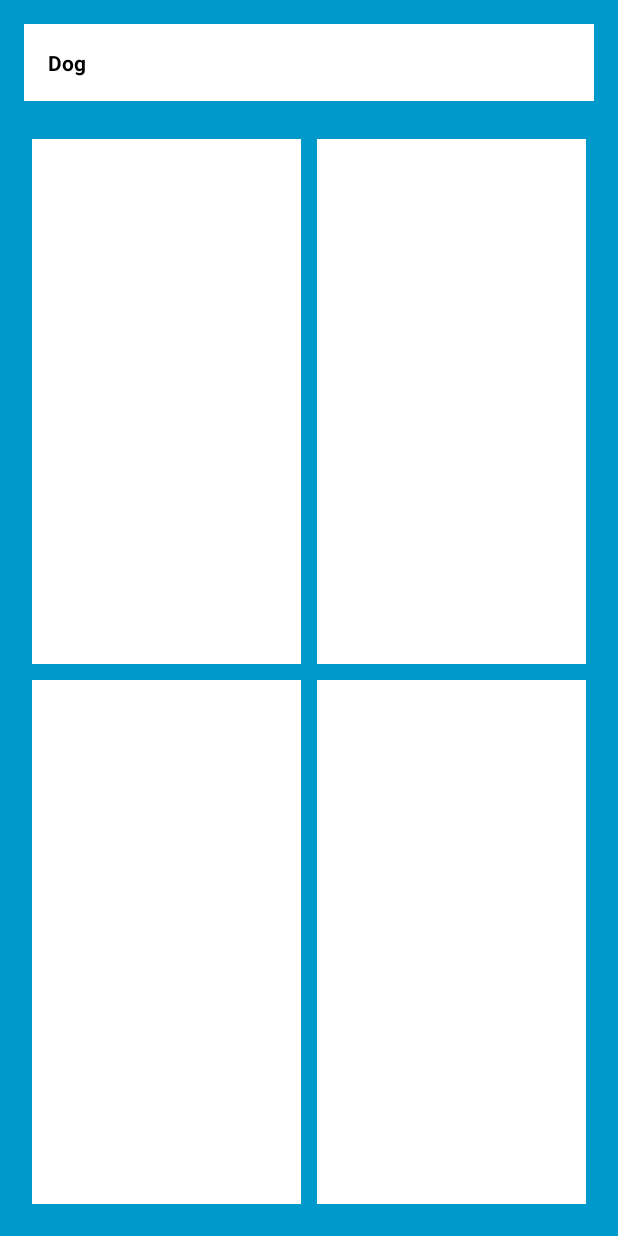
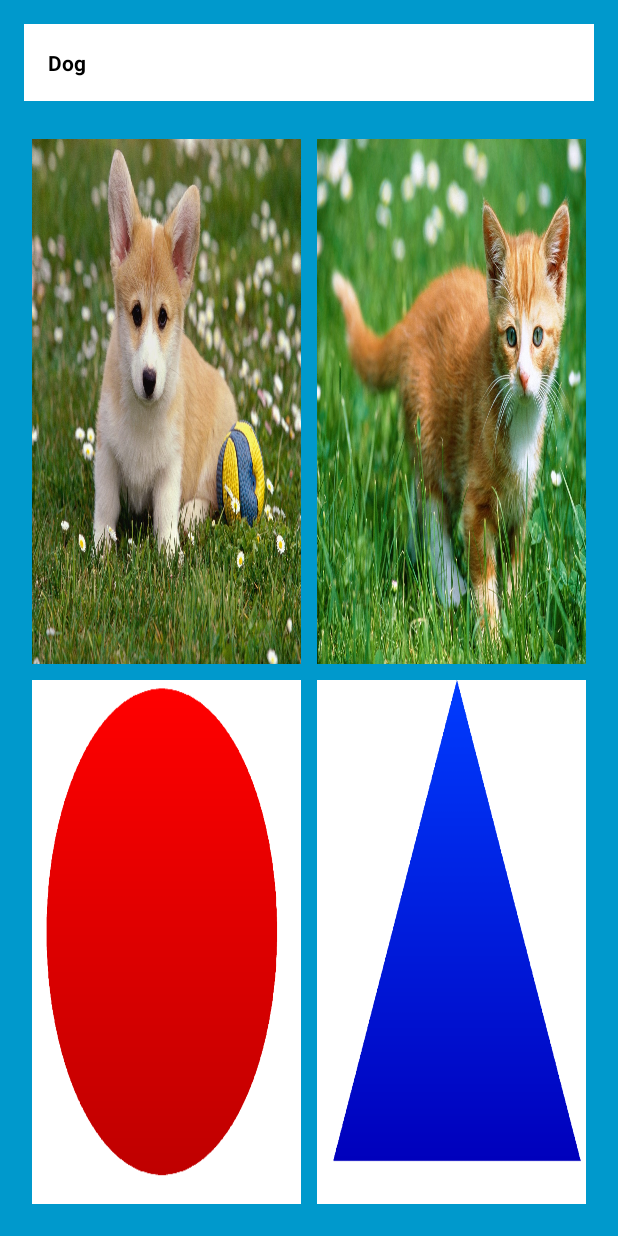
Before and after one commit to paceuniversity/cs3892015team5, an Android app: the QuizActivity screen opened directly, with no data from a screen before it, on a phone screen of 412 x 824 dp. Run offline under Robolectric (Android 15) with nearby library versions, the phone set to English and light mode, and no system bars.

Commit message:
Main quiz structure finished. Added static images.

```diff
--- a/app/src/main/res/layout/activity_quiz.xml
+++ b/app/src/main/res/layout/activity_quiz.xml
@@ -48,7 +48,16 @@
                 android:layout_weight="1"
                 android:orientation="vertical"
                 android:layout_margin="5dp"
+                android:gravity="center"
                 android:background="@android:color/white">
+
+                <ImageView
+                    android:id="@+id/quiz_body_img1"
+                    android:layout_width="match_parent"
+                    android:layout_height="match_parent"
+                    android:scaleType="fitXY"
+                    android:src="@drawable/dog"
+                    android:layout_weight="1" />
 
             </LinearLayout>
 
@@ -58,7 +67,16 @@
                 android:layout_weight="1"
                 android:orientation="vertical"
                 android:layout_margin="5dp"
+                android:gravity="center"
                 android:background="@android:color/white">
+
+                <ImageView
+                    android:id="@+id/quiz_body_img2"
+                    android:layout_width="match_parent"
+                    android:layout_height="match_parent"
+                    android:scaleType="fitXY"
+                    android:src="@drawable/cat"
+                    android:layout_weight="1" />
 
             </LinearLayout>
 
@@ -77,7 +95,16 @@
                 android:layout_weight="1"
                 android:orientation="vertical"
                 android:layout_margin="5dp"
+                android:gravity="center"
                 android:background="@android:color/white">
+
+                <ImageView
+                    android:id="@+id/quiz_body_img3"
+                    android:layout_width="match_parent"
+                    android:layout_height="match_parent"
+                    android:scaleType="fitXY"
+                    android:src="@drawable/circle"
+                    android:layout_weight="1" />
 
             </LinearLayout>
 
@@ -87,7 +114,16 @@
                 android:layout_weight="1"
                 android:orientation="vertical"
                 android:layout_margin="5dp"
+                android:gravity="center"
                 android:background="@android:color/white">
+
+                <ImageView
+                    android:id="@+id/quiz_body_img4"
+                    android:layout_width="match_parent"
+                    android:layout_height="match_parent"
+                    android:scaleType="fitXY"
+                    android:src="@drawable/triangle"
+                    android:layout_weight="1" />
 
             </LinearLayout>
 
```
